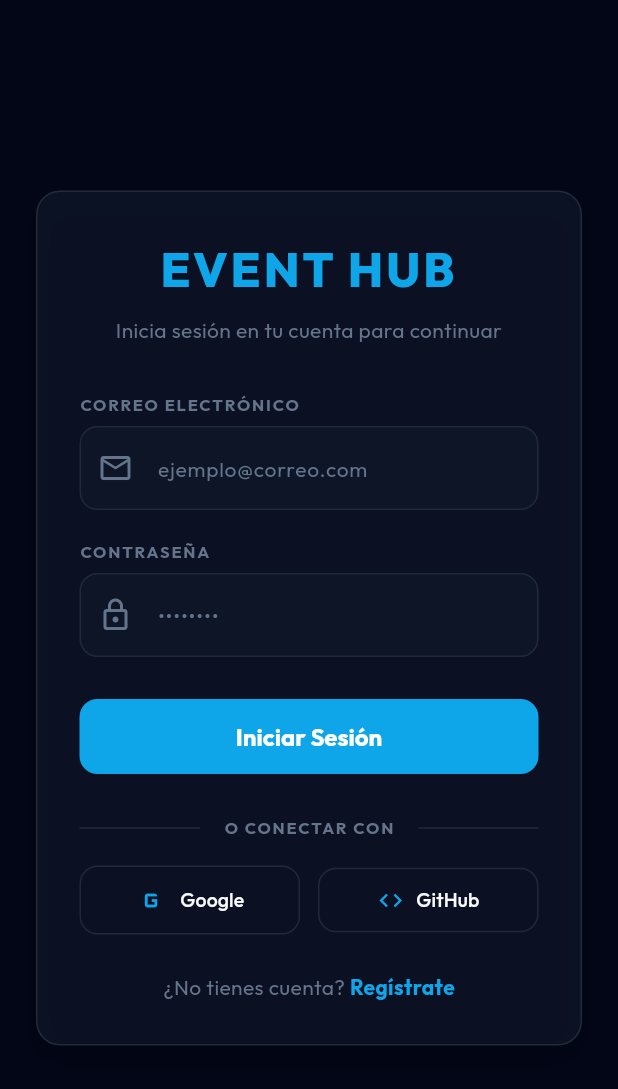
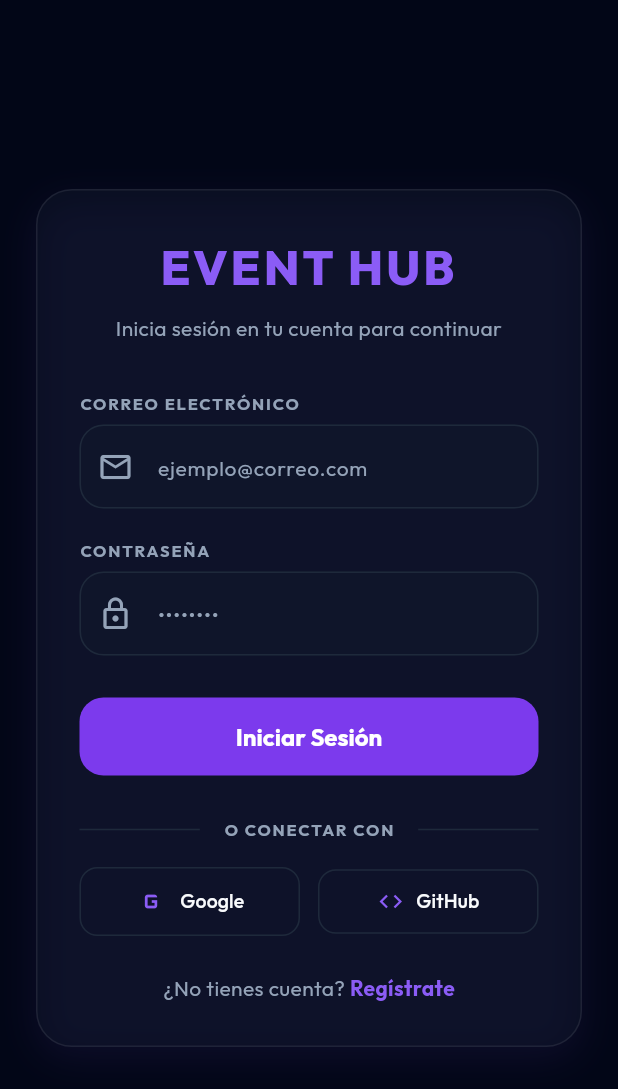
Before and after one commit to Quimaerical/event-Hub-App, a Flutter app: the screen it shows after launch, on a phone screen of 412 x 824 dp. Shown: the top 1089 px of the screen. Run offline on Flutter 3.47's test engine with Material 3 defaults, Android fonts, the phone set to English and light mode, and no system bars; our stand-ins replace dio, firebase_messaging, flutter_bloc, flutter_dotenv, flutter_secure_storage, google_fonts; accounts and stored records are empty.

Commit message:
style(theme): align UI design system with Stitch and backend views using Brand Violet, Outfit typography, and 24px organic rounded corners

```diff
--- a/lib/core/theme/app_theme.dart
+++ b/lib/core/theme/app_theme.dart
@@ -2,42 +2,41 @@ import 'package:flutter/material.dart';
 import 'package:google_fonts/google_fonts.dart';
 
 class AppTheme {
-  // Brand color palette (Tailwind Slate / Sky Blue / Sea Green)
-  static const Color skyBlue = Color(
-    0xFF0EA5E9,
-  ); // Sky Blue (#0ea5e9) - Primary accent
-  static const Color seaGreen = Color(
-    0xFF0D9488,
-  ); // Sea Green (#0d9488) - Secondary / Success
-  static const Color darkBg = Color(
-    0xFF020617,
-  ); // Dark Slate (#020617) - Dark mode background
-  static const Color lightBg = Color(
-    0xFFF8FAFC,
-  ); // Light Slate (#f8fafc) - Light mode background
-  static const Color cardBg = Color(
-    0xFF0F172A,
-  ); // Surface Slate (#0f172a) - Dark card background
-  static const Color cardBgLight = Color(
-    0xFFFFFFFF,
-  ); // Surface White (#ffffff) - Light card background
-  static const Color textLight = Color(0xFFF8FAFC); // Light text for dark mode
-  static const Color textDark = Color(0xFF0F172A); // Dark text for light mode
-  static const Color textMuted = Color(
-    0xFF64748B,
-  ); // Muted Slate (#64748b) - Secondary text / subtle borders
-  static const Color borderDark = Color(0xFF1E293B); // Slate-800
-  static const Color borderLight = Color(0xFFE2E8F0); // Slate-200
+  // Brand color palette matching views/layouts/base.html (Tailwind Brand Violet & Slate-950)
+  static const Color brandViolet = Color(0xFF8B5CF6); // Brand 500 (#8b5cf6) - Primary Accent
+  static const Color brandDeep = Color(0xFF7C3AED);   // Brand 600 (#7c3aed) - Primary Buttons & Highlights
+  static const Color brandDark = Color(0xFF4C1D95);   // Brand 900 (#4c1d95) - Category Badge Backgrounds
+  static const Color brandLight = Color(0xFFEDE9FE);  // Brand 100 (#ede9fe) - Category Text
+  static const Color accentEmerald = Color(0xFF10B981); // Emerald 500 (#10b981) - Approved / Success
 
-  // Glassmorphic Decoration for Dark Mode
+  // Aliases for seamless compatibility across features
+  static const Color skyBlue = brandViolet;
+  static const Color seaGreen = accentEmerald;
+
+  static const Color darkBg = Color(0xFF020617);      // Slate 950 (#020617) - Dark mode background
+  static const Color lightBg = Color(0xFFF8FAFC);     // Slate 50 (#f8fafc) - Light mode background
+  static const Color cardBg = Color(0xFF0F172A);      // Slate 900 (#0f172a) - Dark card background
+  static const Color cardBgLight = Color(0xFFFFFFFF); // White (#ffffff) - Light card background
+
+  static const Color textLight = Color(0xFFF8FAFC);    // Light text for dark mode
+  static const Color textDark = Color(0xFF0F172A);     // Dark text for light mode
+  static const Color textMuted = Color(0xFF94A3B8);    // Slate 400 (#94a3b8) - Muted secondary text
+
+  static const Color borderDark = Color(0xFF1E293B);   // Slate 800 (#1e293b)
+  static const Color borderLight = Color(0xFFE2E8F0);  // Slate 200 (#e2e8f0)
+
+  // Organic Glassmorphic Decoration for Dark Mode (24px rounded corners)
   static BoxDecoration get darkGlassDecoration => BoxDecoration(
-    color: cardBg.withValues(alpha: 0.7),
-    borderRadius: BorderRadius.circular(16),
-    border: Border.all(color: Colors.white.withValues(alpha: 0.1), width: 1),
+        color: cardBg.withValues(alpha: 0.45),
+        borderRadius: BorderRadius.circular(24),
+        border: Border.all(
+          color: Colors.white.withValues(alpha: 0.08),
+          width: 1,
+        ),
         boxShadow: [
           BoxShadow(
-        color: Colors.black.withValues(alpha: 0.3),
-        blurRadius: 16,
+            color: brandViolet.withValues(alpha: 0.08),
+            blurRadius: 20,
             spreadRadius: 0,
             offset: const Offset(0, 8),
           ),
@@ -47,14 +46,14 @@ class AppTheme {
   // Glassmorphic Decoration for Light Mode
   static BoxDecoration get lightGlassDecoration => BoxDecoration(
         color: cardBgLight,
-    borderRadius: BorderRadius.circular(16),
+        borderRadius: BorderRadius.circular(24),
         border: Border.all(color: borderLight, width: 1),
         boxShadow: [
           BoxShadow(
             color: Colors.black.withValues(alpha: 0.05),
-        blurRadius: 12,
+            blurRadius: 16,
             spreadRadius: 0,
-        offset: const Offset(0, 4),
+            offset: const Offset(0, 6),
           ),
         ],
       );
@@ -68,11 +67,11 @@ class AppTheme {
     return ThemeData(
       useMaterial3: true,
       brightness: Brightness.dark,
-      primaryColor: skyBlue,
+      primaryColor: brandViolet,
       scaffoldBackgroundColor: darkBg,
       colorScheme: const ColorScheme.dark(
-        primary: skyBlue,
-        secondary: seaGreen,
+        primary: brandViolet,
+        secondary: brandDeep,
         surface: cardBg,
         onSurface: textLight,
         error: Colors.redAccent,
@@ -81,7 +80,8 @@ class AppTheme {
         headlineLarge: GoogleFonts.outfit(
           color: textLight,
           fontSize: 32,
-          fontWeight: FontWeight.bold,
+          fontWeight: FontWeight.w800,
+          letterSpacing: -0.5,
         ),
         titleLarge: GoogleFonts.outfit(
           color: textLight,
@@ -105,24 +105,24 @@ class AppTheme {
         iconTheme: const IconThemeData(color: textLight),
       ),
       cardTheme: CardThemeData(
-        color: cardBg.withValues(alpha: 0.7),
+        color: cardBg.withValues(alpha: 0.45),
         elevation: 0,
         shape: RoundedRectangleBorder(
-          borderRadius: BorderRadius.circular(16),
+          borderRadius: BorderRadius.circular(24),
           side: BorderSide(
-            color: Colors.white.withValues(alpha: 0.1),
+            color: Colors.white.withValues(alpha: 0.08),
             width: 1,
           ),
         ),
       ),
       elevatedButtonTheme: ElevatedButtonThemeData(
         style: ElevatedButton.styleFrom(
-          backgroundColor: skyBlue,
+          backgroundColor: brandDeep,
           foregroundColor: Colors.white,
           elevation: 0,
-          minimumSize: const Size(double.infinity, 50),
+          minimumSize: const Size(double.infinity, 52),
           shape: RoundedRectangleBorder(
-            borderRadius: BorderRadius.circular(12),
+            borderRadius: BorderRadius.circular(16),
           ),
           textStyle: GoogleFonts.outfit(
             fontSize: 16,
@@ -136,23 +136,23 @@ class AppTheme {
         hintStyle: const TextStyle(color: textMuted, fontSize: 14),
         labelStyle: const TextStyle(color: textLight, fontSize: 14),
         contentPadding: const EdgeInsets.symmetric(
-          horizontal: 16,
+          horizontal: 18,
           vertical: 16,
         ),
         border: OutlineInputBorder(
-          borderRadius: BorderRadius.circular(12),
+          borderRadius: BorderRadius.circular(16),
           borderSide: const BorderSide(color: borderDark),
         ),
         enabledBorder: OutlineInputBorder(
-          borderRadius: BorderRadius.circular(12),
+          borderRadius: BorderRadius.circular(16),
           borderSide: const BorderSide(color: borderDark),
         ),
         focusedBorder: OutlineInputBorder(
-          borderRadius: BorderRadius.circular(12),
-          borderSide: const BorderSide(color: skyBlue, width: 1.5),
+          borderRadius: BorderRadius.circular(16),
+          borderSide: const BorderSide(color: brandViolet, width: 1.5),
         ),
         errorBorder: OutlineInputBorder(
-          borderRadius: BorderRadius.circular(12),
+          borderRadius: BorderRadius.circular(16),
           borderSide: const BorderSide(color: Colors.redAccent),
         ),
       ),
@@ -168,11 +168,11 @@ class AppTheme {
     return ThemeData(
       useMaterial3: true,
       brightness: Brightness.light,
-      primaryColor: skyBlue,
+      primaryColor: brandViolet,
       scaffoldBackgroundColor: lightBg,
       colorScheme: const ColorScheme.light(
-        primary: skyBlue,
-        secondary: seaGreen,
+        primary: brandViolet,
+        secondary: brandDeep,
         surface: cardBgLight,
         onSurface: textDark,
         error: Colors.redAccent,
@@ -181,7 +181,7 @@ class AppTheme {
         headlineLarge: GoogleFonts.outfit(
           color: textDark,
           fontSize: 32,
-          fontWeight: FontWeight.bold,
+          fontWeight: FontWeight.w800,
         ),
         titleLarge: GoogleFonts.outfit(
           color: textDark,
@@ -209,18 +209,18 @@ class AppTheme {
         elevation: 2,
         shadowColor: Colors.black.withValues(alpha: 0.05),
         shape: RoundedRectangleBorder(
-          borderRadius: BorderRadius.circular(16),
+          borderRadius: BorderRadius.circular(24),
           side: const BorderSide(color: borderLight, width: 1),
         ),
       ),
       elevatedButtonTheme: ElevatedButtonThemeData(
         style: ElevatedButton.styleFrom(
-          backgroundColor: skyBlue,
+          backgroundColor: brandDeep,
           foregroundColor: Colors.white,
           elevation: 0,
-          minimumSize: const Size(double.infinity, 50),
+          minimumSize: const Size(double.infinity, 52),
           shape: RoundedRectangleBorder(
-            borderRadius: BorderRadius.circular(12),
+            borderRadius: BorderRadius.circular(16),
           ),
           textStyle: GoogleFonts.outfit(
             fontSize: 16,
@@ -234,23 +234,23 @@ class AppTheme {
         hintStyle: const TextStyle(color: textMuted, fontSize: 14),
         labelStyle: const TextStyle(color: textDark, fontSize: 14),
         contentPadding: const EdgeInsets.symmetric(
-          horizontal: 16,
+          horizontal: 18,
           vertical: 16,
         ),
         border: OutlineInputBorder(
-          borderRadius: BorderRadius.circular(12),
+          borderRadius: BorderRadius.circular(16),
           borderSide: const BorderSide(color: borderLight),
         ),
         enabledBorder: OutlineInputBorder(
-          borderRadius: BorderRadius.circular(12),
+          borderRadius: BorderRadius.circular(16),
           borderSide: const BorderSide(color: borderLight),
         ),
         focusedBorder: OutlineInputBorder(
-          borderRadius: BorderRadius.circular(12),
-          borderSide: const BorderSide(color: skyBlue, width: 1.5),
+          borderRadius: BorderRadius.circular(16),
+          borderSide: const BorderSide(color: brandViolet, width: 1.5),
         ),
         errorBorder: OutlineInputBorder(
-          borderRadius: BorderRadius.circular(12),
+          borderRadius: BorderRadius.circular(16),
           borderSide: const BorderSide(color: Colors.redAccent),
         ),
       ),
--- a/lib/features/dashboard/presentation/widgets/category_filter_list.dart
+++ b/lib/features/dashboard/presentation/widgets/category_filter_list.dart
@@ -34,7 +34,7 @@ class CategoryFilterList extends StatelessWidget {
             child: ChoiceChip(
               label: Text(name),
               selected: isSelected,
-              selectedColor: AppTheme.skyBlue,
+              selectedColor: AppTheme.brandDeep,
               labelStyle: TextStyle(
                 color: isSelected ? Colors.white : AppTheme.textMuted,
                 fontWeight: isSelected ? FontWeight.bold : FontWeight.w500,
@@ -44,7 +44,9 @@ class CategoryFilterList extends StatelessWidget {
               shape: RoundedRectangleBorder(
                 borderRadius: BorderRadius.circular(20),
                 side: BorderSide(
-                  color: isSelected ? AppTheme.skyBlue : AppTheme.borderDark,
+                  color: isSelected
+                      ? AppTheme.brandViolet
+                      : AppTheme.borderDark,
                 ),
               ),
               onSelected: (_) => onCategorySelected(id),
--- a/lib/features/events/presentation/screens/event_detail_screen.dart
+++ b/lib/features/events/presentation/screens/event_detail_screen.dart
@@ -378,7 +378,7 @@ class _HeaderGradientFallback extends StatelessWidget {
     return Container(
       decoration: const BoxDecoration(
         gradient: LinearGradient(
-          colors: [AppTheme.skyBlue, AppTheme.seaGreen],
+          colors: [AppTheme.brandDeep, AppTheme.accentEmerald],
           begin: Alignment.topLeft,
           end: Alignment.bottomRight,
         ),
--- a/lib/features/profile/presentation/screens/tablon_screen.dart
+++ b/lib/features/profile/presentation/screens/tablon_screen.dart
@@ -47,8 +47,8 @@ class _TablonScreenState extends State<TablonScreen> {
         appBar: AppBar(
           title: const Text('Mi Tablón de Eventos'),
           bottom: const TabBar(
-            indicatorColor: AppTheme.skyBlue,
-            labelColor: AppTheme.skyBlue,
+            indicatorColor: AppTheme.brandViolet,
+            labelColor: AppTheme.brandViolet,
             unselectedLabelColor: AppTheme.textMuted,
             tabs: [
               Tab(icon: Icon(Icons.event_available), text: 'Asistiré'),
```
Also changed, not shown: lib/features/dashboard/presentation/widgets/dashboard_hero.dart (+5 -5 lines), lib/features/dashboard/presentation/widgets/event_card.dart (+70 -33 lines). Lines whose indentation alone changed are shown as unchanged.
